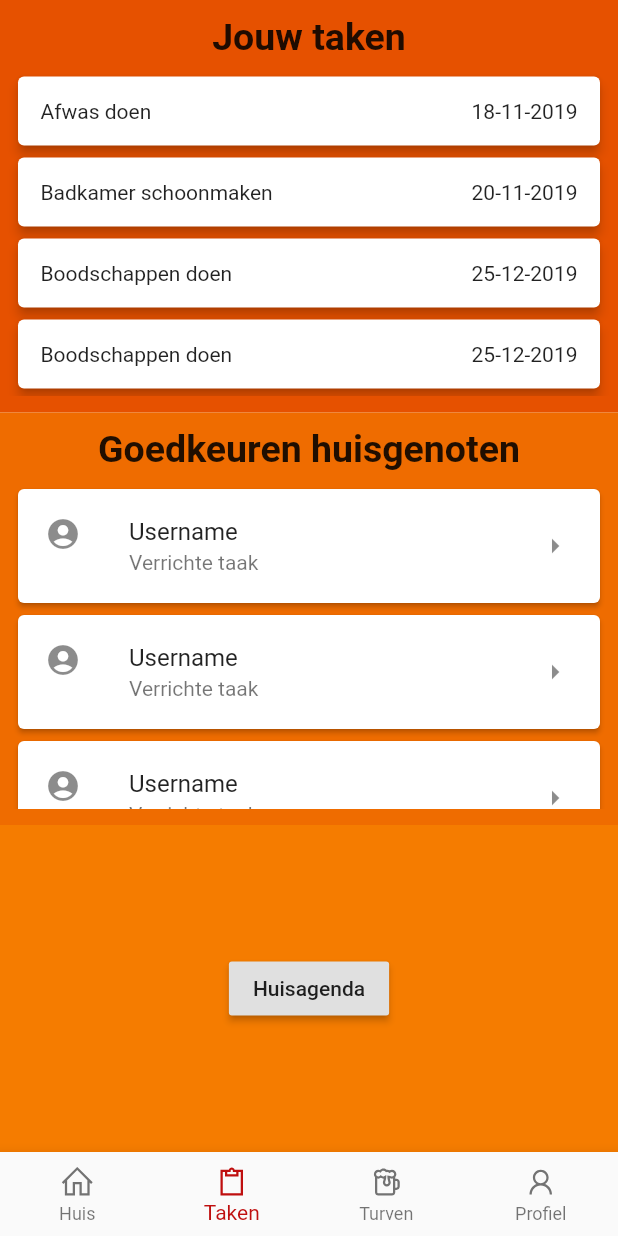
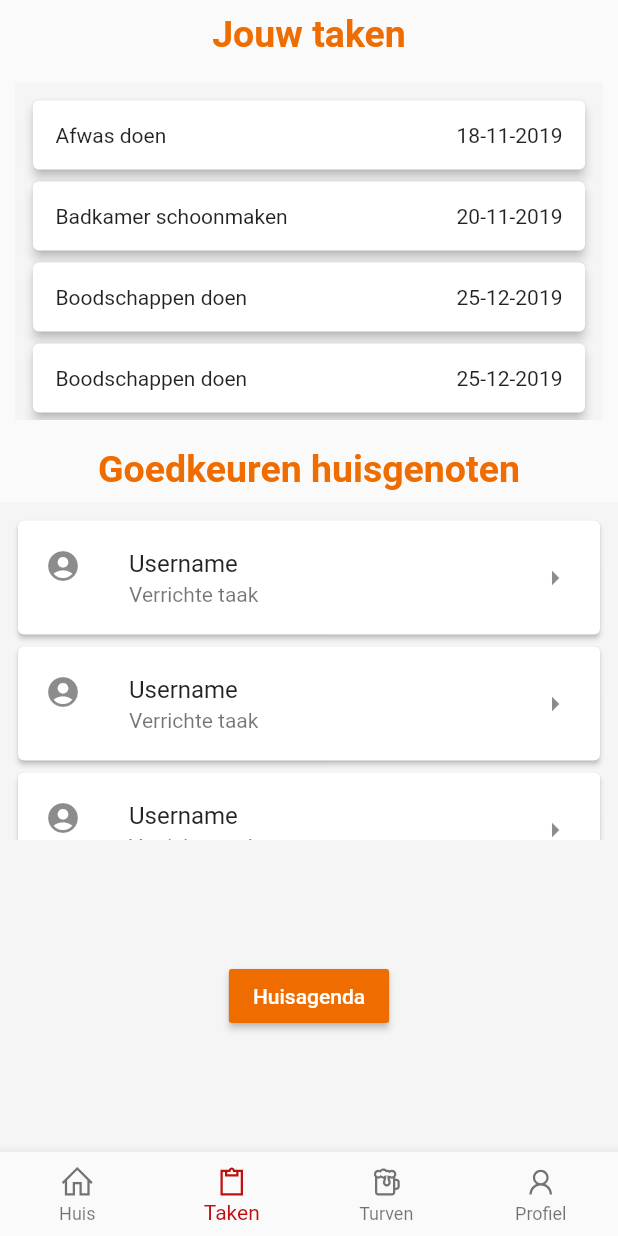
Before and after one commit to GLHolmstroff/ProjectC_Groep_2, a Flutter app: the HomePage screen opened by its route, item 2 of the bottom bar chosen, on a phone screen of 412 x 824 dp. Run offline on Flutter 3.47's test engine with Material 2 defaults, Android fonts, the phone set to English and light mode, and no system bars; our stand-ins replace cached_network_image, firebase_auth, flutter_signin_button, google_sign_in, image_picker, line_awesome_icons and 5 more; missing offline and left inert: dart:ffi; accounts and stored records are empty; network calls fail.

Commit message:
Changed layout of schoonmaakrooster

```diff
--- a/frontend/huishoudappfrontend/lib/schoonmaakrooster_widget.dart
+++ b/frontend/huishoudappfrontend/lib/schoonmaakrooster_widget.dart
@@ -102,25 +102,32 @@ class _SchoonmaakPageState extends State<SchoonmaakPage> {
   Widget build(BuildContext context) {
     final taskHeader = Text(
       "Jouw taken",
-      style: TextStyle(fontSize: 25, fontWeight: FontWeight.bold),
+      style: TextStyle(fontSize: 25, fontWeight: FontWeight.bold, color: Colors.orange[800]),
     );
 
     final checkHousemates = Text(
       "Goedkeuren huisgenoten",
-      style: TextStyle(fontSize: 25, fontWeight: FontWeight.bold),
+      style: TextStyle(fontSize: 25, fontWeight: FontWeight.bold, color: Colors.orange[800]),
     );
 
     return Center(
       child: Column(
+        mainAxisAlignment: MainAxisAlignment.spaceBetween,
         children: <Widget>[
-          Container(
-            height: 275,
+           Padding(
+             padding: const EdgeInsets.all(8.0),
+             child: taskHeader,
+           ),
+          Padding(
+            padding: const EdgeInsets.all(10.0),
+            child: Container(
+              height: 225,
               width: MediaQuery.of(context).size.width,
-            color: Colors.orange[900],
+              color: Colors.grey[100],
               child: Column(
                 children: <Widget>[
-                SizedBox(height: 10),
-                taskHeader,
+
+
                   Container(
                     height: 225,
                     width: MediaQuery.of(context).size.width,
@@ -134,14 +141,17 @@ class _SchoonmaakPageState extends State<SchoonmaakPage> {
                 ],
               ),
             ),
+          ),
+          Padding(
+            padding: const EdgeInsets.all(8.0),
+            child: checkHousemates,
+          ),
           Container(
-            height: 275,
+            height: 225,
             width: MediaQuery.of(context).size.width,
-            color: Colors.orange[800],
+            color: Colors.grey[100],
             child: Column(
               children: <Widget>[
-                SizedBox(height: 10),
-                checkHousemates,
                 Container(
                   height: 225,
                   width: MediaQuery.of(context).size.width,
@@ -155,14 +165,16 @@ class _SchoonmaakPageState extends State<SchoonmaakPage> {
               ],
             ),
           ),
+
           Expanded(
             child: Container(
-              height: 78,
+
               width: MediaQuery.of(context).size.width,
-              color: Colors.orange[700],
+              color: Colors.grey[100],
               child: Center(
                 child: RaisedButton(
-                  child: Text("Huisagenda"),
+                  child: Text("Huisagenda", style: TextStyle(color: Colors.white),),
+                  color: Colors.orange[800],
                   onPressed: () {},
                 ),
               ),
```
Also changed, not shown: frontend/huishoudappfrontend/lib/profile.dart (+18 -17 lines), frontend/huishoudappfrontend/pubspec.lock. Lines whose indentation alone changed are shown as unchanged.
